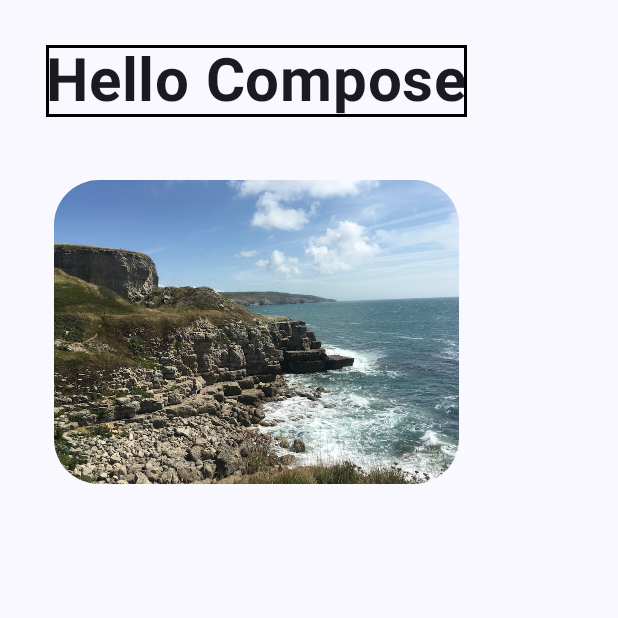
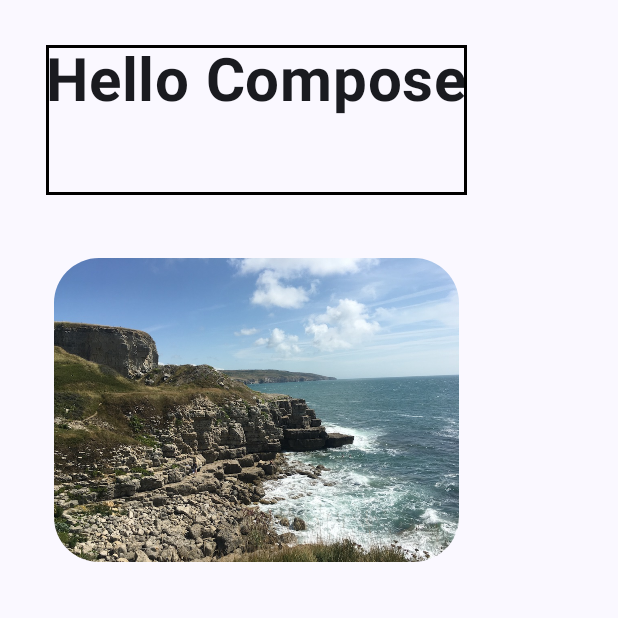
Before and after one commit to sake-2004/mobile_learning_lab2, an Android app built with Jetpack Compose: the screen it shows after launch (MainActivity), on a phone screen of 412 x 824 dp, the top half of it. Run offline under Robolectric (Android 15) with nearby library versions, the phone set to English and light mode, and no system bars.

Commit message:
Combine modifiers with then

```diff
--- a/app/src/main/java/com/example/modifierdemo/MainActivity.kt
+++ b/app/src/main/java/com/example/modifierdemo/MainActivity.kt
@@ -45,9 +45,11 @@ class MainActivity : ComponentActivity() {
 @Composable
 fun DemoScreen(modifier: Modifier = Modifier) {
 
-    val mymodifier = modifier
+    val mymodifier = Modifier
         .padding(all = 10.dp)
         .border(width = 2.dp, color = Color.Black)
+
+    val secondModifier = Modifier.height(100.dp)
 
     Column(
         Modifier.padding(20.dp),
@@ -56,7 +58,7 @@ fun DemoScreen(modifier: Modifier = Modifier) {
     ) {
         Text(
             "Hello Compose",
-            mymodifier,
+            mymodifier.then(secondModifier),
             fontSize = 40.sp,
             fontWeight = FontWeight.Bold
         )
```
